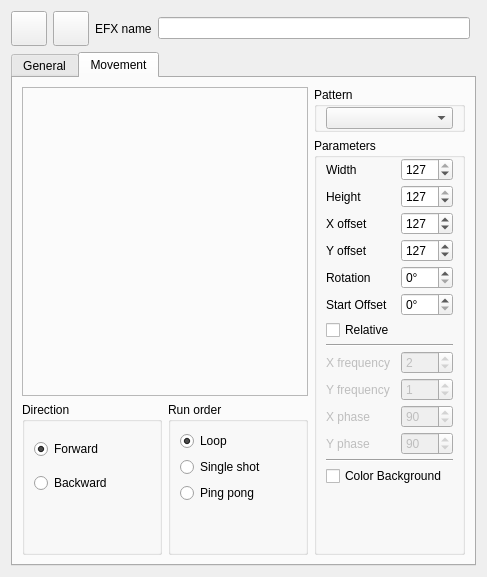
Raeschen/qlcplus, file ui/src/efxeditor.ui: the form before one commit.
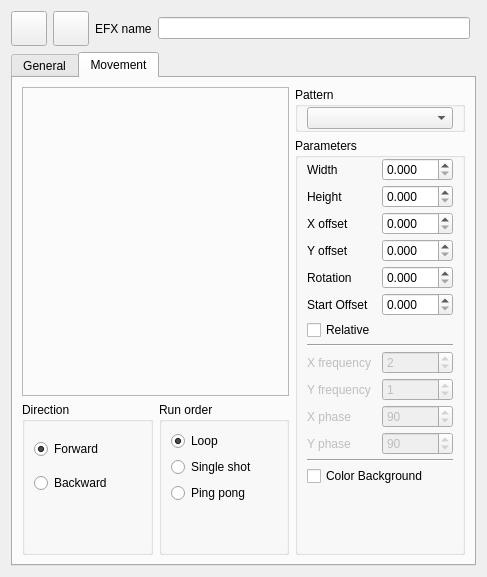
The form after the commit. The open tabs and pages were chosen to show the change. Icons and pictures are not drawn.

Commit message: EFX: Double Precision

```diff
--- a/ui/src/efxeditor.ui
+++ b/ui/src/efxeditor.ui
@@ -337,19 +337,6 @@
             </property>
            </widget>
           </item>
-          <item row="4" column="1">
-           <widget class="QSpinBox" name="m_rotationSpin">
-            <property name="toolTip">
-             <string>Rotation of the pattern's starting point</string>
-            </property>
-            <property name="suffix">
-             <string>°</string>
-            </property>
-            <property name="maximum">
-             <number>359</number>
-            </property>
-           </widget>
-          </item>
           <item row="11" column="1">
            <widget class="QSpinBox" name="m_xPhaseSpin">
             <property name="enabled">
@@ -438,16 +425,6 @@
             </property>
            </widget>
           </item>
-          <item row="5" column="1">
-           <widget class="QSpinBox" name="m_startOffsetSpin">
-            <property name="suffix">
-             <string>°</string>
-            </property>
-            <property name="maximum">
-             <number>359</number>
-            </property>
-           </widget>
-          </item>
           <item row="12" column="0">
            <widget class="QLabel" name="m_yPhaseLabel">
             <property name="enabled">
@@ -502,45 +479,6 @@
             </property>
            </widget>
           </item>
-          <item row="3" column="1">
-           <widget class="QSpinBox" name="m_yOffsetSpin">
-            <property name="toolTip">
-             <string>Pattern's center point on the Y axis</string>
-            </property>
-            <property name="maximum">
-             <number>255</number>
-            </property>
-            <property name="value">
-             <number>127</number>
-            </property>
-           </widget>
-          </item>
-          <item row="0" column="1">
-           <widget class="QSpinBox" name="m_widthSpin">
-            <property name="toolTip">
-             <string>Value width of the pattern</string>
-            </property>
-            <property name="maximum">
-             <number>127</number>
-            </property>
-            <property name="value">
-             <number>127</number>
-            </property>
-           </widget>
-          </item>
-          <item row="1" column="1">
-           <widget class="QSpinBox" name="m_heightSpin">
-            <property name="toolTip">
-             <string>Value height of the pattern</string>
-            </property>
-            <property name="maximum">
-             <number>127</number>
-            </property>
-            <property name="value">
-             <number>127</number>
-            </property>
-           </widget>
-          </item>
           <item row="4" column="0">
            <widget class="QLabel" name="m_rotationLabel">
             <property name="text">
@@ -548,19 +486,6 @@
             </property>
            </widget>
           </item>
-          <item row="2" column="1">
-           <widget class="QSpinBox" name="m_xOffsetSpin">
-            <property name="toolTip">
-             <string>Pattern's center point on the X axis</string>
-            </property>
-            <property name="maximum">
-             <number>255</number>
-            </property>
-            <property name="value">
-             <number>127</number>
-            </property>
-           </widget>
-          </item>
           <item row="16" column="0" colspan="2">
            <widget class="QCheckBox" name="m_colorCheck">
             <property name="text">
@@ -568,6 +493,81 @@
             </property>
            </widget>
           </item>
+          <item row="0" column="1">
+           <widget class="QDoubleSpinBox" name="m_widthSpin">
+            <property name="toolTip">
+             <string>Value width of the pattern</string>
+            </property>
+            <property name="decimals">
+             <number>3</number>
+            </property>
+            <property name="maximum">
+             <double>256.000000000000000</double>
+            </property>
+           </widget>
+          </item>
+          <item row="1" column="1">
+           <widget class="QDoubleSpinBox" name="m_heightSpin">
+            <property name="toolTip">
+             <string>Value height of the pattern</string>
+            </property>
+            <property name="decimals">
+             <number>3</number>
+            </property>
+            <property name="maximum">
+             <double>256.000000000000000</double>
+            </property>
+           </widget>
+          </item>
+          <item row="2" column="1">
+           <widget class="QDoubleSpinBox" name="m_xOffsetSpin">
+            <property name="toolTip">
+             <string>Pattern's center point on the X axis</string>
+            </property>
+            <property name="decimals">
+             <number>3</number>
+            </property>
+            <property name="maximum">
+             <double>256.000000000000000</double>
+            </property>
+           </widget>
+          </item>
+          <item row="3" column="1">
+           <widget class="QDoubleSpinBox" name="m_yOffsetSpin">
+            <property name="toolTip">
+             <string>Pattern's center point on the Y axis</string>
+            </property>
+            <property name="decimals">
+             <number>3</number>
+            </property>
+            <property name="maximum">
+             <double>256.000000000000000</double>
+            </property>
+           </widget>
+          </item>
+          <item row="4" column="1">
+           <widget class="QDoubleSpinBox" name="m_rotationSpin">
+            <property name="toolTip">
+             <string>Rotation of the pattern's starting point</string>
+            </property>
+            <property name="decimals">
+             <number>3</number>
+            </property>
+            <property name="maximum">
+             <double>360.000000000000000</double>
+            </property>
+           </widget>
+          </item>
+          <item row="5" column="1">
+           <widget class="QDoubleSpinBox" name="m_startOffsetSpin">
+            <property name="decimals">
+             <number>3</number>
+            </property>
+            <property name="maximum">
+             <double>360.000000000000000</double>
+            </property>
+           </widget>
+          </item>
          </layout>
         </widget>
        </item>
```
The commit also changes 4 other files.
